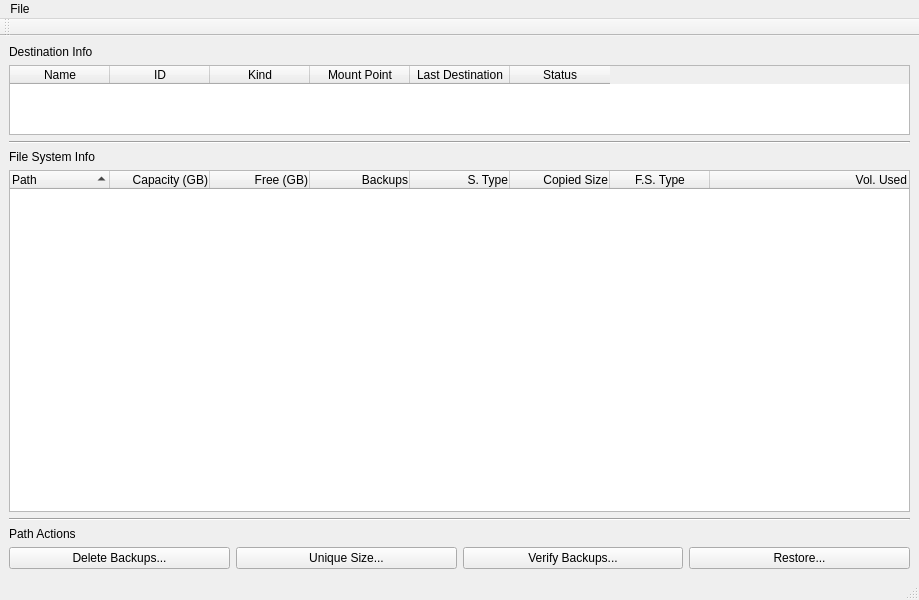
This is mainwindow.ui in louis-langholtz/time-machine-helper as Qt 5 draws it before an edit. The edited form follows.
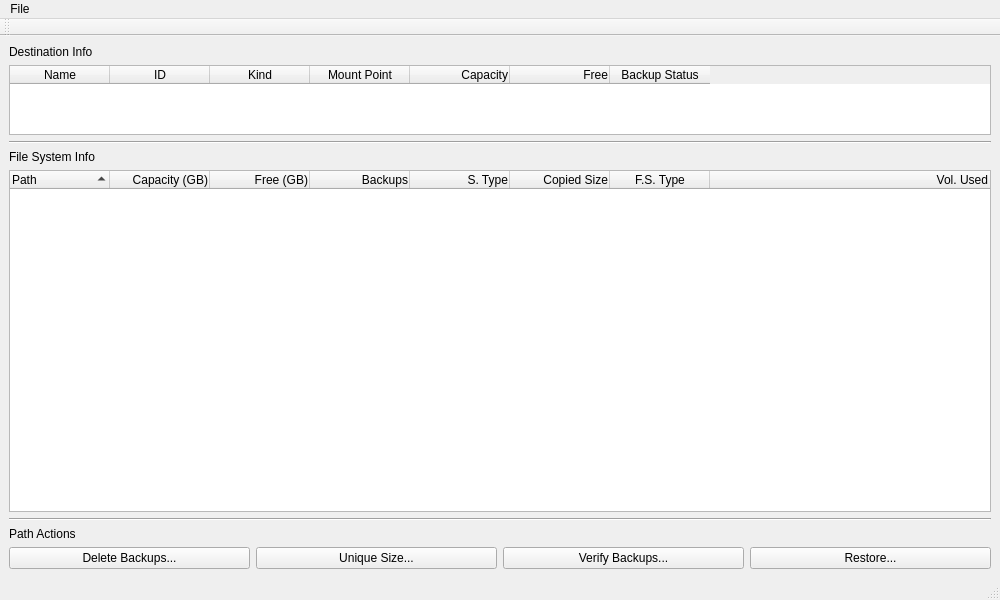
This is the edited form. Custom widgets are drawn as their Qt base class.

```diff
--- a/mainwindow.ui
+++ b/mainwindow.ui
@@ -6,7 +6,7 @@
    <rect>
     <x>0</x>
     <y>0</y>
-    <width>919</width>
+    <width>1000</width>
     <height>600</height>
    </rect>
   </property>
@@ -72,12 +72,32 @@
         </column>
         <column>
          <property name="text">
-          <string>Last Destination</string>
+          <string>Capacity</string>
          </property>
+         <property name="toolTip">
+          <string>Capacity of the volume.</string>
+         </property>
+         <property name="textAlignment">
+          <set>AlignTrailing|AlignVCenter</set>
+         </property>
         </column>
         <column>
          <property name="text">
-          <string>Status</string>
+          <string>Free</string>
+         </property>
+         <property name="toolTip">
+          <string>Free space within the volume.</string>
+         </property>
+         <property name="textAlignment">
+          <set>AlignTrailing|AlignVCenter</set>
+         </property>
+        </column>
+        <column>
+         <property name="text">
+          <string>Backup Status</string>
+         </property>
+         <property name="toolTip">
+          <string>Backup phase &amp; more when backup running</string>
          </property>
         </column>
        </widget>
@@ -273,7 +293,7 @@
     <rect>
      <x>0</x>
      <y>0</y>
-     <width>919</width>
+     <width>1000</width>
      <height>24</height>
     </rect>
    </property>
```
